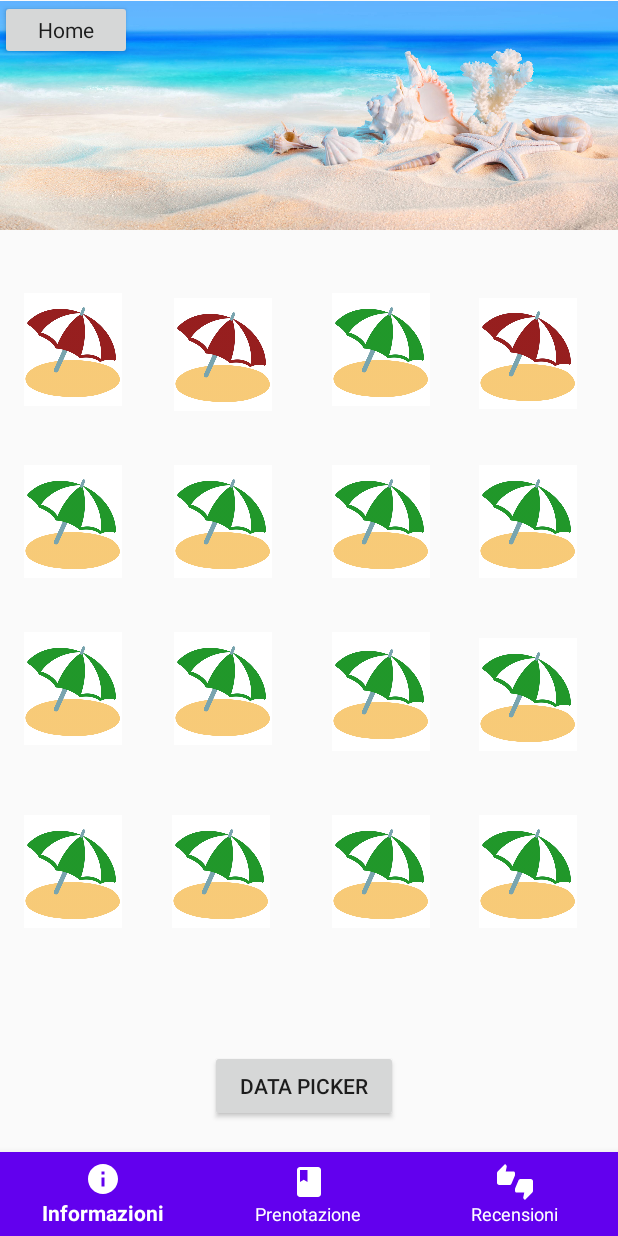
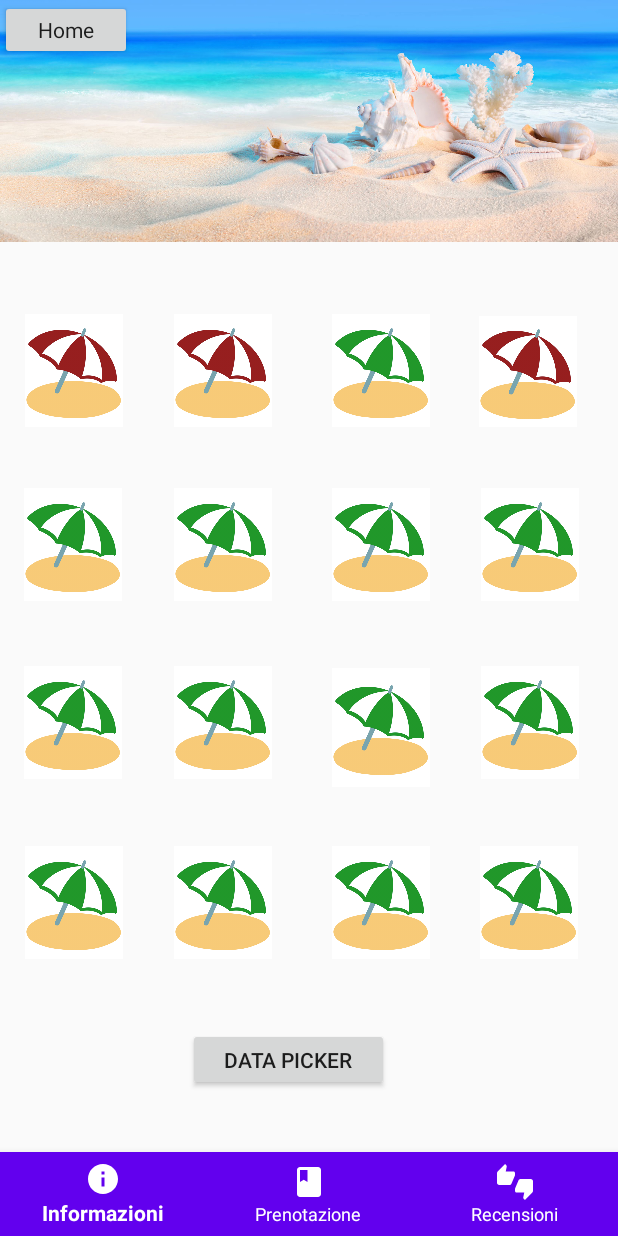
Before and after one commit to pinciaandrea/Tirocinio, an Android app: the screen it shows after launch (ActivityTwo), item 2 of the bottom bar chosen, on a phone screen of 412 x 824 dp. Run offline under Robolectric (Android 15) with nearby library versions, the phone set to English and light mode, and no system bars.

Commit message:
App_finita

```diff
--- a/app/src/main/java/com/example/progetto/MainActivity.java
+++ b/app/src/main/java/com/example/progetto/MainActivity.java
@@ -1,8 +1,10 @@
 package com.example.progetto;
 
 import android.content.Intent;
+import android.content.SharedPreferences;
 import android.os.Bundle;
 import android.os.StrictMode;
+import android.preference.PreferenceManager;
 import android.support.annotation.NonNull;
 import android.support.design.widget.BottomNavigationView;
 import android.support.v7.app.AppCompatActivity;
@@ -28,13 +30,18 @@ public class MainActivity extends AppCompatActivity implements View.OnClickListe
         StrictMode.ThreadPolicy policy = new StrictMode.ThreadPolicy.Builder().permitAll().build();
         StrictMode.setThreadPolicy(policy);
 
-        Login = findViewById(R.id.login);
-        aggiungiUtentePost = findViewById(R.id.aggiungi_utente_post);
-
-
-        Login.setOnClickListener(this);
-        aggiungiUtentePost.setOnClickListener(this);
-
+        SharedPreferences preferences = PreferenceManager.getDefaultSharedPreferences(this);
+        String name = preferences.getString("Name","0");
+        if(name.equals("0")) {
+            Login = findViewById(R.id.login);
+            aggiungiUtentePost = findViewById(R.id.aggiungi_utente_post);
+            Login.setOnClickListener(this);
+            aggiungiUtentePost.setOnClickListener(this);
+        }
+        else{
+            findViewById(R.id.login).setVisibility(View.INVISIBLE);
+            findViewById(R.id.aggiungi_utente_post).setVisibility(View.INVISIBLE);
+        }
 
         BottomNavigationView bottomNavigationView = (BottomNavigationView) findViewById(R.id.bottom_navigation);
         bottomNavigationView.setOnNavigationItemSelectedListener(new BottomNavigationView.OnNavigationItemSelectedListener() {
--- a/app/src/main/java/com/example/progetto/Umbrella_obj.java
+++ b/app/src/main/java/com/example/progetto/Umbrella_obj.java
@@ -2,7 +2,7 @@ package com.example.progetto;
 
 public class Umbrella_obj {
 
-    static int id;
+    int id;
     int prenotato;
 
     public Umbrella_obj() {
--- a/app/src/main/res/layout/activity_two.xml
+++ b/app/src/main/res/layout/activity_two.xml
@@ -40,9 +40,14 @@
 
         <ImageView
             android:id="@+id/imageView"
-            android:layout_width="wrap_content"
-            android:layout_height="154dp"
-            app:srcCompat="@drawable/vacanze_mare" />
+            android:layout_width="453dp"
+            android:layout_height="161dp"
+            android:scaleType="fitStart"
+            app:layout_constraintEnd_toEndOf="parent"
+            app:layout_constraintStart_toStartOf="parent"
+            app:srcCompat="@drawable/vacanze_mare"
+            tools:ignore="MissingConstraints"
+            tools:layout_editor_absoluteY="-20dp" />
 
         <ImageButton
             android:id="@+id/ombrellone0"
@@ -57,11 +62,12 @@
             android:scaleType="fitCenter"
             app:layout_constraintBottom_toBottomOf="parent"
             app:layout_constraintEnd_toEndOf="parent"
-            app:layout_constraintHorizontal_bias="0.024"
+            app:layout_constraintHorizontal_bias="0.026"
             app:layout_constraintStart_toStartOf="parent"
             app:layout_constraintTop_toTopOf="parent"
-            app:layout_constraintVertical_bias="0.256"
-            app:srcCompat="@drawable/umbrella_free" />
+            app:layout_constraintVertical_bias="0.275"
+            app:srcCompat="@drawable/umbrella_free"
+            tools:ignore="OnClick" />
 
         <ImageButton
             android:id="@+id/ombrellone9"
@@ -76,11 +82,12 @@
             android:scaleType="fitCenter"
             app:layout_constraintBottom_toBottomOf="parent"
             app:layout_constraintEnd_toEndOf="parent"
-            app:layout_constraintHorizontal_bias="0.327"
+            app:layout_constraintHorizontal_bias="0.326"
             app:layout_constraintStart_toStartOf="parent"
             app:layout_constraintTop_toTopOf="parent"
-            app:layout_constraintVertical_bias="0.564"
-            app:srcCompat="@drawable/umbrella_free" />
+            app:layout_constraintVertical_bias="0.595"
+            app:srcCompat="@drawable/umbrella_free"
+            tools:ignore="OnClick" />
 
         <ImageButton
             android:id="@+id/ombrellone12"
@@ -95,11 +102,12 @@
             android:scaleType="fitCenter"
             app:layout_constraintBottom_toBottomOf="parent"
             app:layout_constraintEnd_toEndOf="parent"
-            app:layout_constraintHorizontal_bias="0.024"
+            app:layout_constraintHorizontal_bias="0.026"
             app:layout_constraintStart_toStartOf="parent"
             app:layout_constraintTop_toTopOf="parent"
-            app:layout_constraintVertical_bias="0.731"
-            app:srcCompat="@drawable/umbrella_free" />
+            app:layout_constraintVertical_bias="0.759"
+            app:srcCompat="@drawable/umbrella_free"
+            tools:ignore="OnClick" />
 
         <ImageButton
             android:id="@+id/ombrellone15"
@@ -114,11 +122,12 @@
             android:scaleType="fitCenter"
             app:layout_constraintBottom_toBottomOf="parent"
             app:layout_constraintEnd_toEndOf="parent"
-            app:layout_constraintHorizontal_bias="0.942"
+            app:layout_constraintHorizontal_bias="0.943"
             app:layout_constraintStart_toStartOf="parent"
             app:layout_constraintTop_toTopOf="parent"
-            app:layout_constraintVertical_bias="0.731"
-            app:srcCompat="@drawable/umbrella_free" />
+            app:layout_constraintVertical_bias="0.759"
+            app:srcCompat="@drawable/umbrella_free"
+            tools:ignore="OnClick" />
 
         <ImageButton
             android:id="@+id/ombrellone7"
@@ -133,11 +142,12 @@
             android:scaleType="fitCenter"
             app:layout_constraintBottom_toBottomOf="parent"
             app:layout_constraintEnd_toEndOf="parent"
-            app:layout_constraintHorizontal_bias="0.965"
+            app:layout_constraintHorizontal_bias="0.969"
             app:layout_constraintStart_toStartOf="parent"
             app:layout_constraintTop_toTopOf="parent"
-            app:layout_constraintVertical_bias="0.412"
-            app:srcCompat="@drawable/umbrella_free" />
+            app:layout_constraintVertical_bias="0.433"
+            app:srcCompat="@drawable/umbrella_free"
+            tools:ignore="OnClick" />
 
         <ImageButton
             android:id="@+id/ombrellone10"
@@ -152,11 +162,12 @@
             android:scaleType="fitCenter"
             app:layout_constraintBottom_toBottomOf="parent"
             app:layout_constraintEnd_toEndOf="parent"
-            app:layout_constraintHorizontal_bias="0.645"
+            app:layout_constraintHorizontal_bias="0.646"
             app:layout_constraintStart_toStartOf="parent"
             app:layout_constraintTop_toTopOf="parent"
-            app:layout_constraintVertical_bias="0.567"
-            app:srcCompat="@drawable/umbrella_free" />
+            app:layout_constraintVertical_bias="0.6"
+            app:srcCompat="@drawable/umbrella_free"
+            tools:ignore="OnClick" />
 
         <ImageButton
             android:id="@+id/ombrellone5"
@@ -171,11 +182,12 @@
             android:scaleType="fitCenter"
             app:layout_constraintBottom_toBottomOf="parent"
             app:layout_constraintEnd_toEndOf="parent"
-            app:layout_constraintHorizontal_bias="0.327"
+            app:layout_constraintHorizontal_bias="0.326"
             app:layout_constraintStart_toStartOf="parent"
             app:layout_constraintTop_toTopOf="parent"
-            app:layout_constraintVertical_bias="0.412"
-            app:srcCompat="@drawable/umbrella_free" />
+            app:layout_constraintVertical_bias="0.433"
+            app:srcCompat="@drawable/umbrella_free"
+            tools:ignore="OnClick" />
 
         <ImageButton
             android:id="@+id/ombrellone8"
@@ -193,8 +205,9 @@
             app:layout_constraintHorizontal_bias="0.0"
             app:layout_constraintStart_toStartOf="parent"
             app:layout_constraintTop_toTopOf="parent"
-            app:layout_constraintVertical_bias="0.564"
-            app:srcCompat="@drawable/umbrella_free" />
+            app:layout_constraintVertical_bias="0.595"
+            app:srcCompat="@drawable/umbrella_free"
+            tools:ignore="OnClick" />
 
         <ImageButton
             android:id="@+id/ombrellone3"
@@ -210,8 +223,9 @@
             app:layout_constraintHorizontal_bias="0.921"
             app:layout_constraintStart_toStartOf="parent"
             app:layout_constraintTop_toTopOf="parent"
-            app:layout_constraintVertical_bias="0.26"
-            app:srcCompat="@drawable/umbrella_free" />
+            app:layout_constraintVertical_bias="0.276"
+            app:srcCompat="@drawable/umbrella_free"
+            tools:ignore="OnClick" />
 
         <ImageButton
             android:id="@+id/ombrellone1"
@@ -219,18 +233,19 @@
             android:layout_height="75dp"
             android:layout_marginStart="8dp"
             android:layout_marginTop="8dp"
-            android:layout_marginEnd="40dp"
+            android:layout_marginEnd="8dp"
             android:layout_marginBottom="8dp"
             android:background="#FFFFFF"
             android:onClick="occupato"
             android:scaleType="fitCenter"
             app:layout_constraintBottom_toBottomOf="parent"
-            app:layout_constraintEnd_toStartOf="@+id/ombrellone2"
-            app:layout_constraintHorizontal_bias="1.0"
+            app:layout_constraintEnd_toEndOf="parent"
+            app:layout_constraintHorizontal_bias="0.326"
             app:layout_constraintStart_toStartOf="parent"
             app:layout_constraintTop_toTopOf="parent"
-            app:layout_constraintVertical_bias="0.26"
-            app:srcCompat="@drawable/umbrella_free" />
+            app:layout_constraintVertical_bias="0.275"
+            app:srcCompat="@drawable/umbrella_free"
+            tools:ignore="OnClick" />
 
         <ImageButton
             android:id="@+id/ombrellone6"
@@ -245,11 +260,12 @@
             android:scaleType="fitCenter"
             app:layout_constraintBottom_toBottomOf="parent"
             app:layout_constraintEnd_toEndOf="parent"
-            app:layout_constraintHorizontal_bias="0.645"
+            app:layout_constraintHorizontal_bias="0.646"
             app:layout_constraintStart_toStartOf="parent"
             app:layout_constraintTop_toTopOf="parent"
-            app:layout_constraintVertical_bias="0.412"
-            app:srcCompat="@drawable/umbrella_free" />
+            app:layout_constraintVertical_bias="0.433"
+            app:srcCompat="@drawable/umbrella_free"
+            tools:ignore="OnClick" />
 
         <ImageButton
             android:id="@+id/ombrellone14"
@@ -264,11 +280,12 @@
             android:scaleType="fitCenter"
             app:layout_constraintBottom_toBottomOf="parent"
             app:layout_constraintEnd_toEndOf="parent"
-            app:layout_constraintHorizontal_bias="0.645"
+            app:layout_constraintHorizontal_bias="0.646"
             app:layout_constraintStart_toStartOf="parent"
             app:layout_constraintTop_toTopOf="parent"
-            app:layout_constraintVertical_bias="0.731"
-            app:srcCompat="@drawable/umbrella_free" />
+            app:layout_constraintVertical_bias="0.759"
+            app:srcCompat="@drawable/umbrella_free"
+            tools:ignore="OnClick" />
 
         <ImageButton
             android:id="@+id/ombrellone13"
@@ -276,18 +293,19 @@
             android:layout_height="75dp"
             android:layout_marginStart="8dp"
             android:layout_marginTop="8dp"
-            android:layout_marginEnd="232dp"
+            android:layout_marginEnd="8dp"
             android:layout_marginBottom="8dp"
             android:background="#FFFFFF"
             android:onClick="libero13"
             android:scaleType="fitCenter"
             app:layout_constraintBottom_toBottomOf="parent"
             app:layout_constraintEnd_toEndOf="parent"
-            app:layout_constraintHorizontal_bias="1.0"
+            app:layout_constraintHorizontal_bias="0.326"
             app:layout_constraintStart_toStartOf="parent"
             app:layout_constraintTop_toTopOf="parent"
-            app:layout_constraintVertical_bias="0.731"
-            app:srcCompat="@drawable/umbrella_free" />
+            app:layout_constraintVertical_bias="0.759"
+            app:srcCompat="@drawable/umbrella_free"
+            tools:ignore="OnClick" />
 
         <ImageButton
             android:id="@+id/ombrellone4"
@@ -305,8 +323,9 @@
             app:layout_constraintHorizontal_bias="0.0"
             app:layout_constraintStart_toStartOf="parent"
             app:layout_constraintTop_toTopOf="@+id/button2"
-            app:layout_constraintVertical_bias="0.412"
-            app:srcCompat="@drawable/umbrella_free" />
+            app:layout_constraintVertical_bias="0.433"
+            app:srcCompat="@drawable/umbrella_free"
+            tools:ignore="OnClick" />
 
         <ImageButton
             android:id="@+id/ombrellone11"
@@ -321,11 +340,12 @@
             android:scaleType="fitCenter"
             app:layout_constraintBottom_toBottomOf="parent"
             app:layout_constraintEnd_toEndOf="parent"
-            app:layout_constraintHorizontal_bias="0.965"
+            app:layout_constraintHorizontal_bias="0.969"
             app:layout_constraintStart_toStartOf="parent"
             app:layout_constraintTop_toTopOf="parent"
-            app:layout_constraintVertical_bias="0.57"
-            app:srcCompat="@drawable/umbrella_free" />
+            app:layout_constraintVertical_bias="0.595"
+            app:srcCompat="@drawable/umbrella_free"
+            tools:ignore="OnClick" />
 
         <ImageButton
             android:id="@+id/ombrellone2"
@@ -340,25 +360,29 @@
             android:scaleType="fitCenter"
             app:layout_constraintBottom_toBottomOf="parent"
             app:layout_constraintEnd_toEndOf="parent"
-            app:layout_constraintHorizontal_bias="0.645"
+            app:layout_constraintHorizontal_bias="0.646"
             app:layout_constraintStart_toStartOf="parent"
             app:layout_constraintTop_toTopOf="parent"
-            app:layout_constraintVertical_bias="0.256"
-            app:srcCompat="@drawable/umbrella_free" />
+            app:layout_constraintVertical_bias="0.275"
+            app:srcCompat="@drawable/umbrella_free"
+            tools:ignore="OnClick" />
 
         <Button
             android:id="@+id/button4"
-            android:layout_width="125dp"
-            android:layout_height="wrap_content"
-            android:layout_marginStart="140dp"
+            android:layout_width="134dp"
+            android:layout_height="42dp"
+            android:layout_marginStart="125dp"
+            android:layout_marginTop="8dp"
             android:layout_marginEnd="8dp"
-            android:layout_marginBottom="76dp"
+            android:layout_marginBottom="8dp"
             android:gravity="center"
             android:text="Data Picker"
             app:layout_constraintBottom_toBottomOf="parent"
             app:layout_constraintEnd_toEndOf="parent"
             app:layout_constraintHorizontal_bias="0.0"
-            app:layout_constraintStart_toStartOf="parent" />
+            app:layout_constraintStart_toStartOf="parent"
+            app:layout_constraintTop_toTopOf="@+id/imageView"
+            app:layout_constraintVertical_bias="0.884" />
 
     </android.support.constraint.ConstraintLayout>
 
--- a/app/src/main/res/values/map_api.xml
+++ b/app/src/main/res/values/map_api.xml
@@ -1,6 +1,6 @@
 <?xml version="1.0" encoding="utf-8"?>
 <resources>
-    <string name="map_key" translatable="false" >
+    <string name="google_map_key" translatable="false" >
         AIzaSyBhZGk6Bd8m95-m9KAUtNj8WMtSgci-iKk
     </string>
 </resources>
```
Also changed, not shown: app/src/main/AndroidManifest.xml (+6 -3 lines), app/src/main/java/com/example/progetto/ActivityOne.java (+3 -4 lines), app/src/main/java/com/example/progetto/ActivityThree.java (+1 -11 lines), app/src/main/java/com/example/progetto/ActivityTwo.java (+1 -18 lines), app/src/main/java/com/example/progetto/Database/DatabaseHelper.java (+3 -27 lines), app/src/main/java/com/example/progetto/Database/Model/Umbrella.java (+0 -9 lines), app/src/main/java/com/example/progetto/MapsActivity.java (deleted, +0 -35 lines), app/src/main/res/layout/activity_one.xml (+19 -19 lines), app/src/main/res/layout/fragment_layout.xml (deleted, +0 -7 lines).
